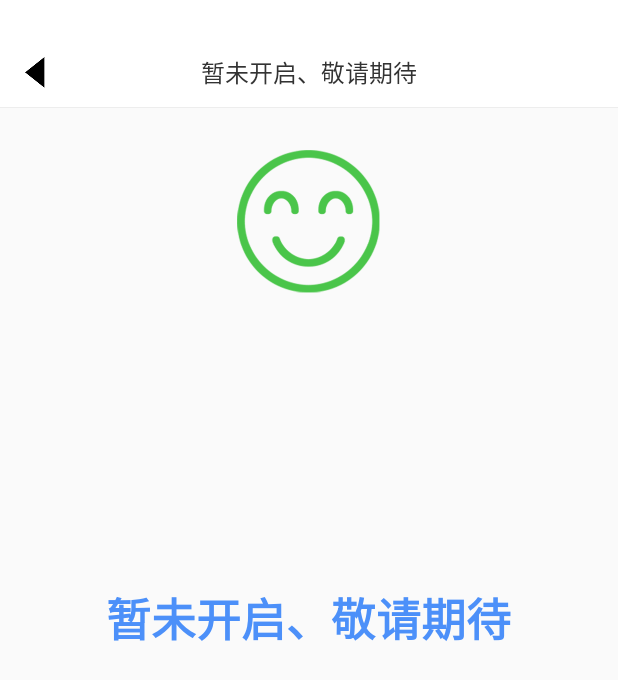
After one commit to valueNow/NiceParking, an Android app: the ParkingRentingActivity screen opened directly, with no data from a screen before it, on a phone screen of 412 x 824 dp. The commit adds this screen. Shown: the top 680 px of the screen. Run offline under Robolectric (Android 15) with nearby library versions, the phone set to English and light mode, and no system bars.

Commit message:
add park rent activity

```diff
--- a/app/src/main/AndroidManifest.xml
+++ b/app/src/main/AndroidManifest.xml
@@ -79,15 +79,17 @@
             android:name=".locationDemo.Jump2Amap_Activity"
             android:configChanges="keyboardHidden|orientation|screenSize"
             android:windowSoftInputMode="adjustResize|stateHidden" />
-        <activity android:name=".activity.OrderActivity"
-            android:launchMode="singleTop"/>
+        <activity
+            android:name=".activity.OrderActivity"
+            android:launchMode="singleTop" />
         <activity android:name=".activity.LoginActivity" />
         <activity android:name=".activity.RegisterActivity" />
         <activity android:name=".activity.LaunchActivity" />
         <activity android:name=".activity.RetrievePwdActivity" />
         <activity android:name=".activity.ParkingDetails" />
         <activity android:name=".activity.OrderResultActivity" />
-        <activity android:name=".activity.OrderListActivity"></activity>
+        <activity android:name=".activity.OrderListActivity" />
+        <activity android:name=".activity.ParkingRentingActivity"/>
     </application>
 
 </manifest>
--- a/app/src/main/java/cn/beatle/parking/activity/MainActivity.java
+++ b/app/src/main/java/cn/beatle/parking/activity/MainActivity.java
@@ -198,6 +198,8 @@ public class MainActivity extends BaseFragmentActivity implements NavigationView
                 }
                 break;
             case R.id.parking_rent:
+                Intent parking_ret_intent = new Intent(this,ParkingRentingActivity.class);
+                startActivity(parking_ret_intent);
                 break;
             case R.id.system_setting:
                 break;
--- /dev/null
+++ b/app/src/main/java/cn/beatle/parking/activity/ParkingRentingActivity.java
@@ -0,0 +1,30 @@
+package cn.beatle.parking.activity;
+
+import android.os.Bundle;
+import android.view.View;
+
+import cn.beatle.parking.R;
+import cn.beatle.parking.view.TitleBar;
+
+public class ParkingRentingActivity extends BaseFragmentActivity {
+
+    private TitleBar titleBar;
+
+    @Override
+    protected void onCreate(Bundle savedInstanceState) {
+        super.onCreate(savedInstanceState);
+        setContentView(R.layout.activity_parking_renting);
+      //  initView(savedInstanceState);
+
+    }
+
+    private void initView(Bundle savedInstanceState){
+        titleBar = findViewById(R.id.title_bar);
+        titleBar.setLeftBtnClickListener(new View.OnClickListener() {
+            @Override
+            public void onClick(View view) {
+                ParkingRentingActivity.super.onBackPressed();
+            }
+        });
+    }
+}
--- a/app/src/main/res/layout/activity_order_result.xml
+++ b/app/src/main/res/layout/activity_order_result.xml
@@ -58,7 +58,7 @@
                     android:layout_height="wrap_content"
                     android:layout_marginLeft="23dp"
                     android:layout_marginStart="23dp"
-                    android:text="停车厂名称"
+                    android:text="停车场名称"
                     app:layout_constraintLeft_toLeftOf="parent" />
 
                 <TextView
@@ -83,7 +83,7 @@
                     android:layout_width="wrap_content"
                     android:layout_height="wrap_content"
                     android:layout_marginTop="14dp"
-                    android:text="停车厂位置"
+                    android:text="停车位置"
                     app:layout_constraintLeft_toLeftOf="@id/parking_key"
                     app:layout_constraintTop_toBottomOf="@id/parking_key" />
 
--- /dev/null
+++ b/app/src/main/res/layout/activity_parking_renting.xml
@@ -0,0 +1,60 @@
+<?xml version="1.0" encoding="utf-8"?>
+<RelativeLayout xmlns:android="http://schemas.android.com/apk/res/android"
+    xmlns:app="http://schemas.android.com/apk/res-auto"
+    xmlns:tools="http://schemas.android.com/tools"
+    android:layout_width="match_parent"
+    android:layout_height="match_parent"
+    tools:context=".activity.ParkingRentingActivity">
+
+    <cn.beatle.parking.view.TitleBar
+        android:id="@+id/title_bar_rent"
+        android:layout_width="match_parent"
+        android:layout_height="wrap_content"
+        android:minHeight="@dimen/all_topbar"
+        app:background_color="@color/white"
+        app:leftDrawable="@mipmap/back_icon_black"
+        app:statusbar_light="true"
+        app:title_text="暂未开启、敬请期待" />
+
+
+    <android.support.v4.widget.NestedScrollView
+        android:layout_width="match_parent"
+        android:layout_height="match_parent"
+        android:layout_alignParentStart="true"
+        android:layout_alignParentTop="true">
+
+        <android.support.constraint.ConstraintLayout
+            android:layout_width="match_parent"
+            android:layout_height="wrap_content">
+
+            <TextView
+                android:id="@+id/order_result_textView"
+                android:layout_width="0dp"
+                android:layout_height="wrap_content"
+                android:layout_alignParentBottom="true"
+                android:layout_alignParentStart="true"
+                android:layout_marginTop="100dp"
+                android:drawablePadding="18dp"
+                android:drawableTop="@mipmap/order_succ"
+                android:gravity="center"
+                android:textColor="#196fd4"
+                android:textSize="18sp"
+                app:layout_constraintHorizontal_bias="0.0"
+                app:layout_constraintLeft_toLeftOf="parent"
+                app:layout_constraintRight_toRightOf="parent"
+                app:layout_constraintTop_toTopOf="parent" />
+
+        </android.support.constraint.ConstraintLayout>
+    </android.support.v4.widget.NestedScrollView>
+
+    <TextView
+        android:id="@+id/textView3"
+        android:layout_width="wrap_content"
+        android:layout_height="wrap_content"
+        android:layout_centerInParent="true"
+        android:text="暂未开启、敬请期待"
+        android:textColor="@color/blue"
+        android:textSize="30sp"
+        android:textStyle="bold" />
+
+</RelativeLayout>
```
